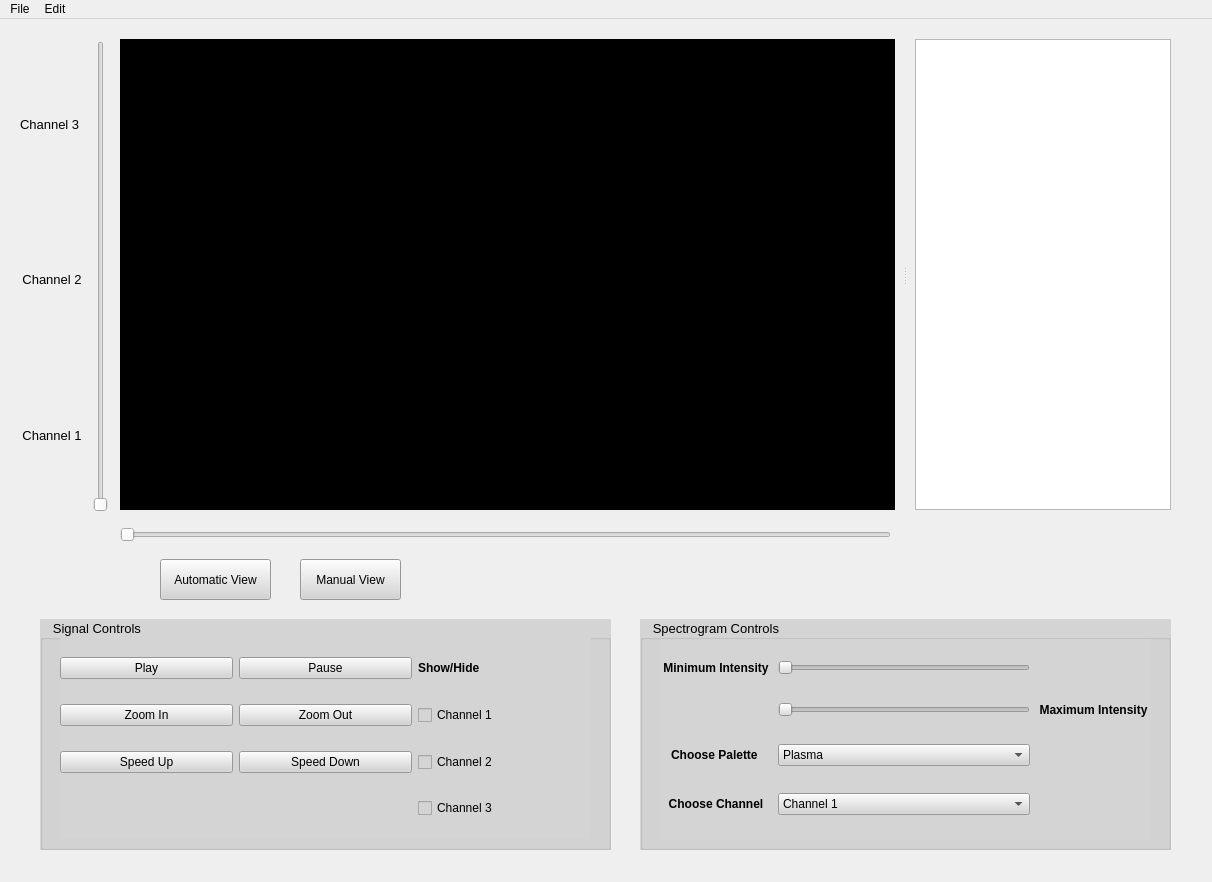
First picture: the form in gui.ui, repository SandraAdel/ICU-Real-Time-Multi-Channel-Monitor, before the edit.
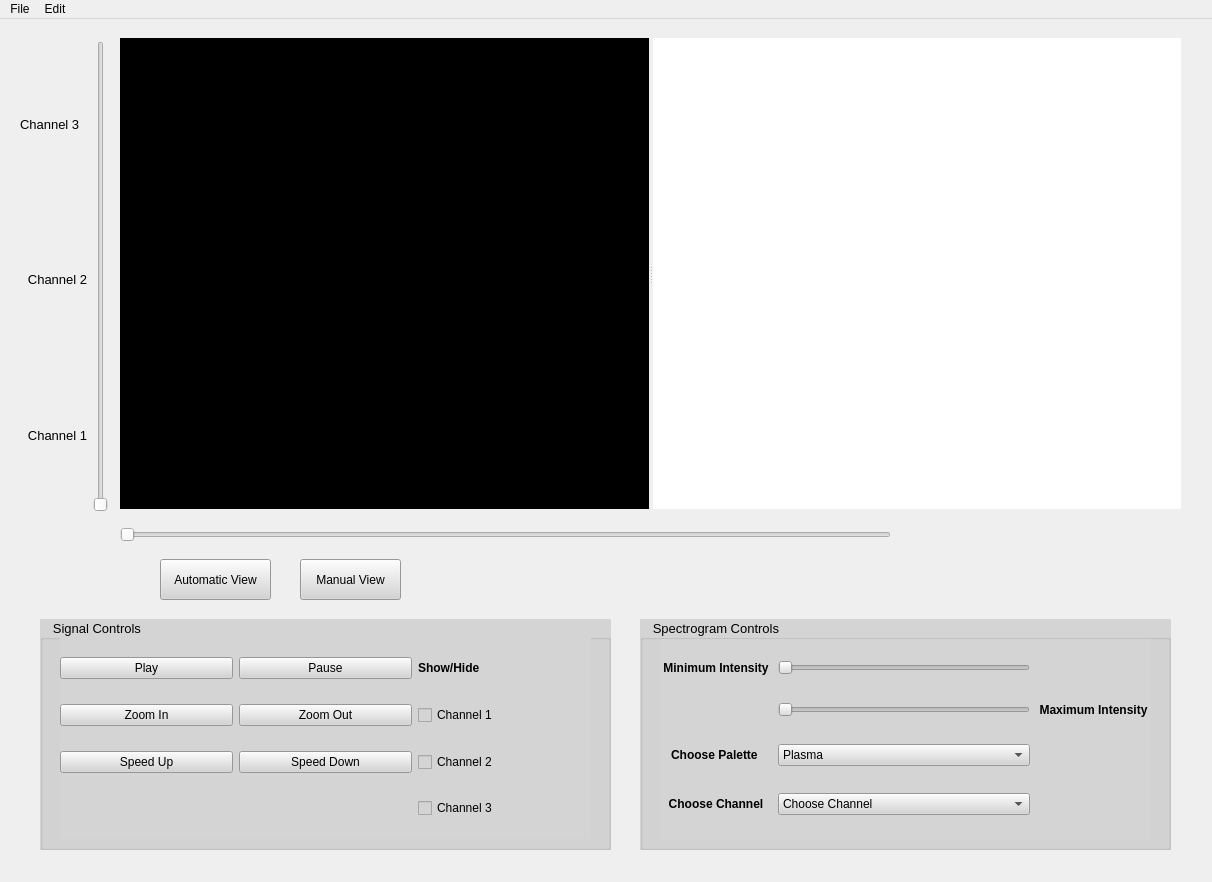
Second picture: the form after the edit. Custom widgets are drawn as their Qt base class.

```diff
--- a/gui.ui
+++ b/gui.ui
@@ -164,6 +164,11 @@
      <layout class="QGridLayout" name="spectrogramControlsGridLayout">
       <item row="3" column="1">
        <widget class="QComboBox" name="spectrogramChannelSelectionComboBox">
+        <item>
+         <property name="text">
+          <string>Choose Channel</string>
+         </property>
+        </item>
         <item>
          <property name="text">
           <string>Channel 1</string>
@@ -300,37 +305,6 @@
      </layout>
     </widget>
    </widget>
-   <widget class="QSplitter" name="channelsGraphAndSpectrogramSplitter">
-    <property name="geometry">
-     <rect>
-      <x>120</x>
-      <y>20</y>
-      <width>1051</width>
-      <height>471</height>
-     </rect>
-    </property>
-    <property name="orientation">
-     <enum>Qt::Horizontal</enum>
-    </property>
-    <property name="opaqueResize">
-     <bool>true</bool>
-    </property>
-    <property name="handleWidth">
-     <number>20</number>
-    </property>
-    <widget class="PlotWidget" name="channelsGraphicsView">
-     <property name="sizePolicy">
-      <sizepolicy hsizetype="Ignored" vsizetype="Expanding">
-       <horstretch>1</horstretch>
-       <verstretch>0</verstretch>
-      </sizepolicy>
-     </property>
-     <property name="styleSheet">
-      <string notr="true">background-color: rgb(0, 0, 0);</string>
-     </property>
-    </widget>
-    <widget class="QGraphicsView" name="spectrogramGraphicsView"/>
-   </widget>
    <widget class="QSlider" name="signalScrollVerticalSlider">
     <property name="geometry">
      <rect>
@@ -399,12 +373,12 @@
      <string>Automatic View</string>
     </property>
    </widget>
-   <widget class="QWidget" name="">
+   <widget class="QWidget" name="layoutWidget">
     <property name="geometry">
      <rect>
       <x>20</x>
       <y>30</y>
-      <width>64</width>
+      <width>75</width>
       <height>461</height>
      </rect>
     </property>
@@ -465,6 +439,48 @@
      </item>
     </layout>
    </widget>
+   <widget class="QSplitter" name="channelsGraphAndSpectrogramSplitter">
+    <property name="geometry">
+     <rect>
+      <x>120</x>
+      <y>19</y>
+      <width>1061</width>
+      <height>471</height>
+     </rect>
+    </property>
+    <property name="orientation">
+     <enum>Qt::Horizontal</enum>
+    </property>
+    <widget class="QWidget" name="gridLayoutWidget">
+     <layout class="QGridLayout" name="channelsGridLayout">
+      <item row="0" column="0">
+       <widget class="PlotWidget" name="channelsGraphicsView">
+        <property name="sizePolicy">
+         <sizepolicy hsizetype="Ignored" vsizetype="Expanding">
+          <horstretch>1</horstretch>
+          <verstretch>0</verstretch>
+         </sizepolicy>
+        </property>
+        <property name="styleSheet">
+         <string notr="true">background-color: rgb(0, 0, 0);</string>
+        </property>
+       </widget>
+      </item>
+     </layout>
+    </widget>
+    <widget class="QWidget" name="gridLayoutWidget_2">
+     <layout class="QGridLayout" name="spectrogramGridLayout">
+      <item row="0" column="0">
+       <widget class="QWidget" name="spectrogramWidget" native="true">
+        <property name="styleSheet">
+         <string notr="true">
+background-color: rgb(255, 255, 255);</string>
+        </property>
+       </widget>
+      </item>
+     </layout>
+    </widget>
+   </widget>
   </widget>
   <widget class="QMenuBar" name="menuBar">
    <property name="geometry">
```
Left out of the diff: 2 changed lines with no effect on the pictures.
